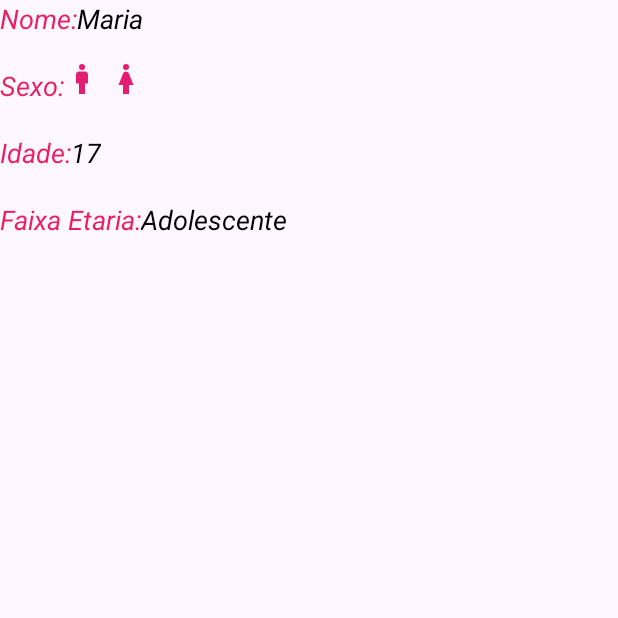
After one commit to mariaduarda11/firstApp, an Android app: the fragment PessoaDetailFragment shown on its own in the app's theme, on a phone screen of 412 x 824 dp, the top half of it. The commit adds this screen. Run offline under Robolectric (Android 15) with nearby library versions, the phone set to English and light mode, and no system bars; our stand-ins replace Room's generated code.

Commit message:
criar uma tela para somente exibir os detalhes da pessoa. comentar trechos do codigo para melhor entendimento.

```diff
--- a/app/build.gradle.kts
+++ b/app/build.gradle.kts
@@ -52,6 +52,7 @@ dependencies {
 //Room
     implementation("androidx.room:room-migration:2.6.1")
     implementation("androidx.room:room-ktx:2.6.1")
+    implementation("androidx.lifecycle:lifecycle-viewmodel-compose:2.7.0")
     kapt("androidx.room:room-compiler:2.6.1")
 
     //View Model
--- a/app/src/main/java/com/mariaeduarda/firstapp/service/repository/PessoaRepository.kt
+++ b/app/src/main/java/com/mariaeduarda/firstapp/service/repository/PessoaRepository.kt
@@ -11,8 +11,8 @@ class PessoaRepository(context: Context) {
         firstAppDb.insert(pessoa)
     }
 
-    suspend fun getPessoa(id:Int){
-        firstAppDb.getPessoa(id)
+    suspend fun getPessoa(id:Int): Pessoa {
+      return  firstAppDb.getPessoa(id)
     }
 
     suspend fun updatePessoa(pessoa:Pessoa){
--- a/app/src/main/java/com/mariaeduarda/firstapp/view/AllPessoasFragment.kt
+++ b/app/src/main/java/com/mariaeduarda/firstapp/view/AllPessoasFragment.kt
@@ -39,7 +39,11 @@ class AllPessoasFragment : Fragment() {
         super.onViewCreated(view, savedInstanceState)
 
         //Quando clicar em algum item da lista
-        adapter = PessoaAdapter(viewModel.pessoalist.value){
+        adapter = PessoaAdapter(viewModel.pessoalist.value){pessoa ->
+            val  pessoaBundle = Bundle()
+            pessoaBundle.putInt("pessoaId", pessoa.id)
+            arguments = pessoaBundle
+            findNavController().navigate(R.id.pessoaFragment, arguments)
 
         }
 
--- /dev/null
+++ b/app/src/main/java/com/mariaeduarda/firstapp/view/PessoaDetailFragment.kt
@@ -0,0 +1,54 @@
+package com.mariaeduarda.firstapp.view
+
+import android.os.Bundle
+import androidx.fragment.app.Fragment
+import android.view.LayoutInflater
+import android.view.View
+import android.view.ViewGroup
+import androidx.fragment.app.viewModels
+import androidx.lifecycle.viewmodel.compose.viewModel
+import com.mariaeduarda.firstapp.R
+import com.mariaeduarda.firstapp.databinding.FragmentPessoaDetailBinding
+import com.mariaeduarda.firstapp.viewmodel.PessoaViewModel
+
+
+class PessoaDetailFragment : Fragment() {
+
+    //chamar a viewmodel para pegar os dados
+    private val viewModel: PessoaViewModel by viewModels()
+
+    //criar o binding para pegar os elementos da tela
+    private var _binding: FragmentPessoaDetailBinding? = null
+
+    private val binding: FragmentPessoaDetailBinding get() = _binding!!
+
+    override fun onCreateView(
+        inflater: LayoutInflater, container: ViewGroup?,
+        savedInstanceState: Bundle?
+    ): View {
+        //configurar o binding
+        _binding = FragmentPessoaDetailBinding.inflate(inflater, container, false)
+        return binding.root
+    }
+// chamar a função com viewCreated paraonde vamos implementar o codigo
+    override fun onViewCreated(view: View, savedInstanceState: Bundle?) {
+        super.onViewCreated(view, savedInstanceState)
+    // pegar i id da pessoa que foi enviado pela AllPessoasFragment
+    // Setar a pessoa para ser carregada
+        arguments?.let {
+            viewModel.getPessoa(it.getInt("pessoaId"))
+        }
+    //carregar as informações da pessoa selecionada
+        viewModel.pessoa.observe(viewLifecycleOwner) { pessoa ->
+            binding.tvNome.text = pessoa.nome
+            binding.tvIdade.text = pessoa.idade.toString() + "anos"
+            binding.tvFaixa.text = pessoa.faixa_etaria
+            if (pessoa.sexo == "Masculino") {
+
+                binding.baselineM.setImageResource(R.drawable.baseline_man_24)
+            } else {
+                binding.baselineF .setImageResource(R.drawable.baseline_woman_24)
+            }
+        }
+    }
+}
--- a/app/src/main/java/com/mariaeduarda/firstapp/viewmodel/PessoaViewModel.kt
+++ b/app/src/main/java/com/mariaeduarda/firstapp/viewmodel/PessoaViewModel.kt
@@ -2,6 +2,8 @@ package com.mariaeduarda.firstapp.viewmodel
 
 import android.app.Application
 import androidx.lifecycle.AndroidViewModel
+import androidx.lifecycle.LiveData
+import androidx.lifecycle.MutableLiveData
 import androidx.lifecycle.viewModelScope
 import com.mariaeduarda.firstapp.service.model.Pessoa
 import com.mariaeduarda.firstapp.service.repository.PessoaRepository
@@ -10,6 +12,9 @@ import kotlinx.coroutines.launch
 
 class PessoaViewModel(application: Application): AndroidViewModel(application) {
     private  val repository= PessoaRepository(application)
+
+    private val mPessoa = MutableLiveData<Pessoa>()
+    val  pessoa: LiveData<Pessoa> = mPessoa
     fun insert (pessoa: Pessoa){
         viewModelScope.launch {
             repository.insertPessoa(pessoa)
@@ -18,7 +23,7 @@ class PessoaViewModel(application: Application): AndroidViewModel(application) {
     }
     fun  getPessoa(id: Int){
         viewModelScope.launch(Dispatchers.IO) {
-            repository.getPessoa(id)
+            mPessoa.postValue(repository.getPessoa(id))
         }
     }
 
--- /dev/null
+++ b/app/src/main/res/layout/fragment_pessoa_detail.xml
@@ -0,0 +1,115 @@
+<?xml version="1.0" encoding="utf-8"?>
+<androidx.constraintlayout.widget.ConstraintLayout xmlns:android="http://schemas.android.com/apk/res/android"
+    xmlns:app="http://schemas.android.com/apk/res-auto"
+    xmlns:tools="http://schemas.android.com/tools"
+    android:layout_width="match_parent"
+    android:layout_height="match_parent"
+    android:orientation="vertical"
+    tools:context=".view.PessoaDetailFragment">
+
+    <!-- TODO: Update blank fragment layout -->
+
+    <TextView
+        android:id="@+id/lblNome"
+        android:layout_width="wrap_content"
+        android:layout_height="wrap_content"
+        android:text="Nome:"
+        android:textColor="#E91E63"
+        android:textSize="18sp"
+        android:textStyle="italic"
+        app:layout_constraintTop_toTopOf="parent"
+        app:layout_constraintStart_toStartOf="parent"
+        />
+
+    <TextView
+        android:id="@+id/tvNome"
+        android:layout_width="wrap_content"
+        android:layout_height="wrap_content"
+        android:text="Maria"
+        android:textColor="#000000"
+        android:textSize="18sp"
+        android:textStyle="italic"
+        app:layout_constraintStart_toEndOf="@+id/lblNome" />
+
+    <TextView
+        android:id="@+id/lblIdade"
+        android:layout_width="wrap_content"
+        android:layout_height="wrap_content"
+        android:text="Idade:"
+        android:textColor="#E91E63"
+        android:textSize="18sp"
+        android:textStyle="italic"
+        android:layout_marginTop="20dp"
+        app:layout_constraintStart_toStartOf="parent"
+        app:layout_constraintTop_toBottomOf="@+id/lblSexo" />
+
+    <TextView
+        android:id="@+id/tvIdade"
+        android:layout_width="wrap_content"
+        android:layout_height="wrap_content"
+        android:text="17"
+        android:textColor="#000000"
+        android:textSize="18sp"
+        android:textStyle="italic"
+        app:layout_constraintBottom_toBottomOf="@+id/lblIdade"
+        app:layout_constraintStart_toEndOf="@+id/lblIdade"
+        app:layout_constraintTop_toTopOf="@+id/lblIdade" />
+
+    <TextView
+        android:id="@+id/lblSexo"
+        android:layout_width="wrap_content"
+        android:layout_height="wrap_content"
+        android:text="Sexo:"
+        android:textColor="#E91E63"
+        android:textSize="18sp"
+        android:textStyle="italic"
+        android:layout_marginTop="20dp"
+        app:layout_constraintStart_toStartOf="parent"
+        app:layout_constraintTop_toBottomOf="@+id/lblNome" />
+
+    <ImageView
+        android:id="@+id/baselineM"
+        android:layout_width="wrap_content"
+        android:layout_height="wrap_content"
+        android:paddingTop="15sp"
+        android:src="@drawable/baseline_man_24"
+        app:layout_constraintBottom_toTopOf="@+id/lblIdade"
+        app:layout_constraintStart_toEndOf="@+id/lblSexo"
+        app:layout_constraintTop_toTopOf="parent" />
+
+    <ImageView
+        android:id="@+id/baselineF"
+        android:layout_width="wrap_content"
+        android:layout_height="wrap_content"
+        android:layout_marginLeft="5sp"
+        android:paddingTop="15sp"
+        android:src="@drawable/baseline_woman_24"
+        app:layout_constraintBottom_toTopOf="@+id/lblIdade"
+        app:layout_constraintStart_toEndOf="@id/baselineM"
+        app:layout_constraintTop_toTopOf="@+id/tvNome" />
+
+    <TextView
+        android:id="@+id/lblFaixaEtaria"
+        android:layout_width="wrap_content"
+        android:layout_height="wrap_content"
+        android:text="Faixa Etaria:"
+        android:textColor="#E91E63"
+        android:textSize="18sp"
+        android:textStyle="italic"
+        android:layout_marginTop="20dp"
+        app:layout_constraintTop_toBottomOf="@+id/lblIdade" />
+
+    <TextView
+        android:id="@+id/tvFaixa"
+        android:layout_width="wrap_content"
+        android:layout_height="wrap_content"
+        android:text="Adolescente"
+        android:textColor="#000000"
+        android:textSize="18sp"
+        android:textStyle="italic"
+        android:layout_marginTop="20dp"
+        app:layout_constraintStart_toEndOf="@+id/lblFaixaEtaria"
+        app:layout_constraintTop_toBottomOf="@+id/lblIdade" />
+
+
+</androidx.constraintlayout.widget.ConstraintLayout>
--- a/app/src/main/res/layout/list_item_pessoa.xml
+++ b/app/src/main/res/layout/list_item_pessoa.xml
@@ -9,6 +9,7 @@
         android:layout_height="wrap_content"
         app:layout_constraintTop_toTopOf="parent"
         android:layout_margin="4dp">
+
         <LinearLayout
             android:layout_width="match_parent"
             android:layout_height="match_parent"
```
Also changed, not shown: app/src/main/java/com/mariaeduarda/firstapp/view/MainActivity.kt (+5 -9 lines), app/src/main/java/com/mariaeduarda/firstapp/view/PessoaFragment.kt (+41 -2 lines), app/src/main/java/com/mariaeduarda/firstapp/view/adapter/PessoaAdapter.kt (+24 -4 lines), app/src/main/res/layout/fragment_pessoa.xml (+15 -2 lines).
